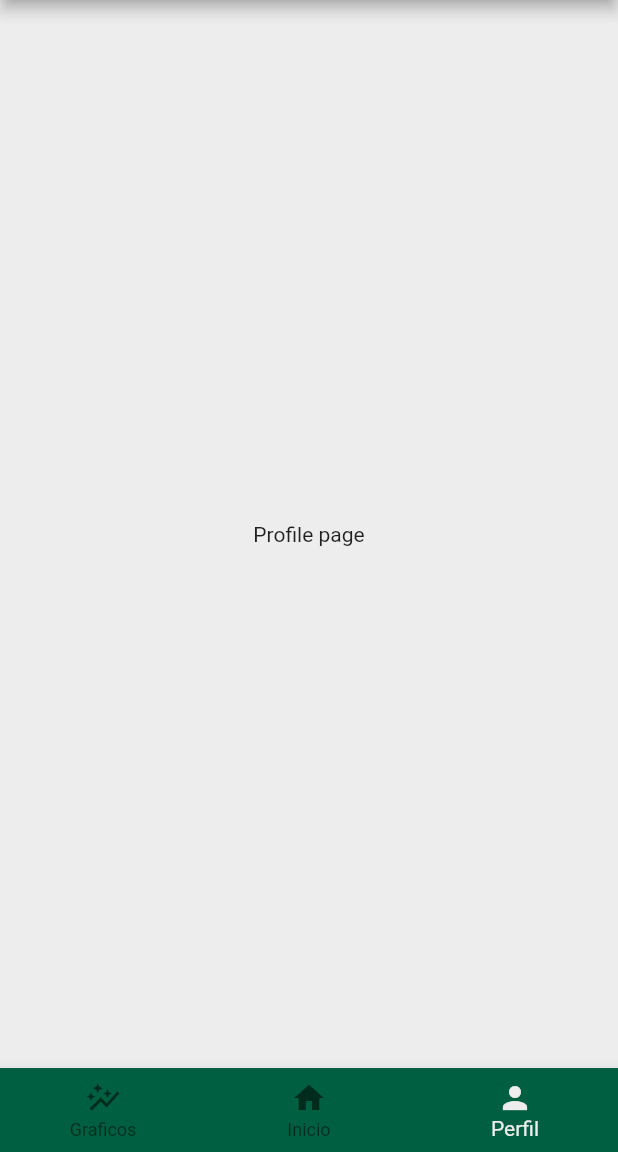
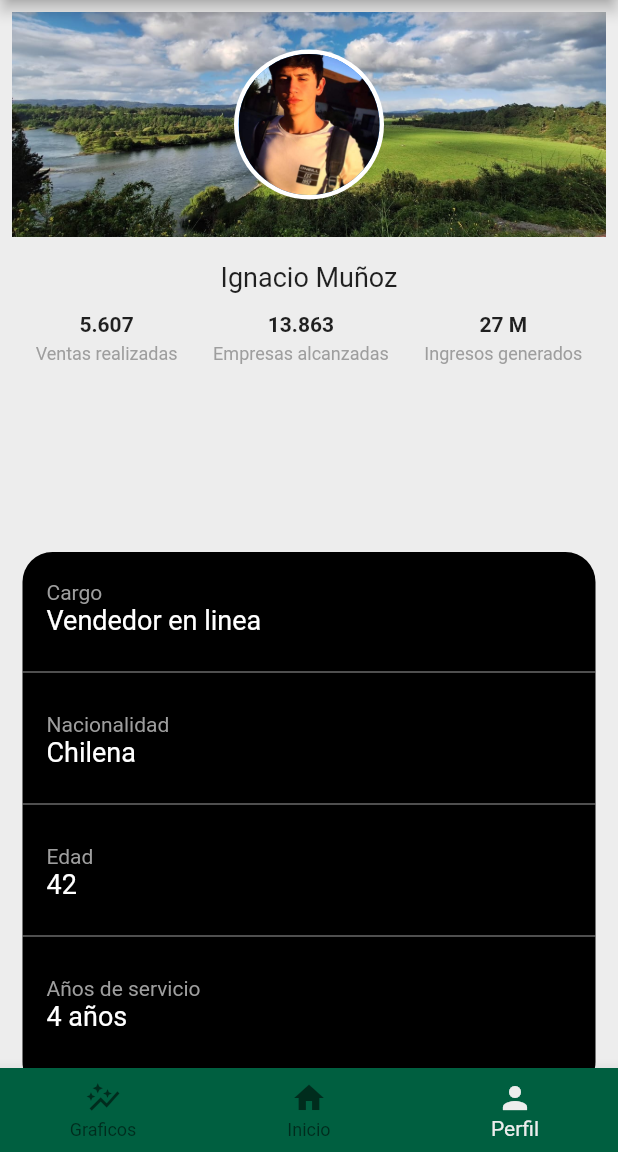
Before and after one commit to ignacio121/SalesGraphPro, a Flutter app: the screen it shows after launch, item 3 of the bottom bar chosen, on a phone screen of 412 x 824 dp, the part 84-1236 px from its top. Run offline on Flutter 3.47's test engine with Material 2 defaults, Android fonts, the phone set to English and light mode, and no system bars; our stand-ins replace syncfusion_flutter_charts.

Commit message:
Agregado de la pagina perfil

```diff
--- a/salesgraphpro/lib/main.dart
+++ b/salesgraphpro/lib/main.dart
@@ -11,7 +11,7 @@ class Aplication extends StatelessWidget{
       debugShowCheckedModeBanner: false,
       home: FirstPage(),
       theme: ThemeData(
-        primaryColor: Color(0xFF2FF008E)
+        primaryColor: Color.fromARGB(241, 0, 4, 255)
 
       ),
     );
--- a/salesgraphpro/lib/pages/graphs.dart
+++ b/salesgraphpro/lib/pages/graphs.dart
@@ -1,5 +1,3 @@
-import 'dart:ffi';
-
 import 'package:flutter/material.dart';
 import 'package:syncfusion_flutter_charts/charts.dart';
 
@@ -51,7 +49,7 @@ class _GraphPageState extends State<GraphPage> {
       GDPData('America', 1600,Color(0xff005F58)),
       GDPData('Europa', 2800,Color(0xff004F5F)),
       GDPData('Africa', 500,Color(0xff00375F)),
-      GDPData('Oseania', 1200,Color(0xff001F5F)),
+      GDPData('Oceanía', 1200,Color(0xff001F5F)),
       GDPData('Asia', 2000,Color(0xff00075F)),
     ];
     return chartData;
--- a/salesgraphpro/lib/pages/profile.dart
+++ b/salesgraphpro/lib/pages/profile.dart
@@ -6,8 +6,109 @@ class ProfilePage extends StatelessWidget {
   @override
   Widget build(BuildContext context) {
     return Scaffold(
-      body: Center(
-        child: Text('Profile page'),
+      body: SingleChildScrollView(
+        child: Column(
+          children: [
+            Padding(
+              padding: const EdgeInsets.all(8.0),
+              child: Stack(
+                alignment: Alignment.center,
+                children: [
+                  Container(
+                    child: Center(child: Image.asset("assets/fondoperfil.jpeg")),
+                    decoration: BoxDecoration(color: Colors.black, borderRadius: BorderRadius.circular(20)),
+                    height: 150,
+                    width: MediaQuery.of(context).size.width,
+                  ),
+
+                  Container(
+                    child: CircleAvatar(
+                      backgroundColor: Colors.white,
+                      radius: 50,
+                      child: CircleAvatar(
+                        radius: 47,
+                        backgroundImage: AssetImage("assets/perfilphoto.jpeg"),
+                      ),
+                    ),
+                  ),
+                ],
+              ),
+            ),
+
+            Padding(
+              padding: const EdgeInsets.all(8.0),
+              child: Text(
+                "Ignacio Muñoz",
+                style: TextStyle(fontWeight: FontWeight.w400, fontSize: 18)
+              ),
+            ),
+
+            Container(height: 150, width: MediaQuery.of(context).size.width,
+            child: Row(
+              mainAxisAlignment: MainAxisAlignment.spaceEvenly,
+              children: [
+                Column(
+                  children: [
+                    Padding(
+                      padding: const EdgeInsets.all(5.0),
+                      child: Text("5.607", style: TextStyle(fontWeight: FontWeight.bold,fontSize: 14)),
+                    ),
+                    Text("Ventas realizadas", style: TextStyle(fontWeight: FontWeight.normal,fontSize: 12, color: Colors.grey)),
+                  ],
+                ),
+                Column(
+                  children: [
+                    Padding(
+                      padding: const EdgeInsets.all(5.0),
+                      child: Text("13.863", style: TextStyle(fontWeight: FontWeight.bold,fontSize: 14)),
+                    ),
+                    Text("Empresas alcanzadas", style: TextStyle(fontWeight: FontWeight.normal,fontSize: 12, color: Colors.grey)),
+                  ],
+                ),
+                Column(
+                  children: [
+                    Padding(
+                      padding: const EdgeInsets.all(5.0),
+                      child: Text("27 M", style: TextStyle(fontWeight: FontWeight.bold,fontSize: 14)),
+                    ),
+                    Text("Ingresos generados", style: TextStyle(fontWeight: FontWeight.normal,fontSize: 12, color: Colors.grey)),
+                  ],
+                ),
+              ],
+            ),
+            ),
+
+            Padding(
+              padding: const EdgeInsets.all(15.0),
+              child: Container(
+                height: 360,
+                width: MediaQuery.of(context).size.width,
+                decoration: BoxDecoration(color: Colors.black, borderRadius: BorderRadius.circular(20)),
+                child: Column(children: [
+                  ListTile(
+                    title: Text("Cargo", style: TextStyle(color: Colors.grey,fontSize: 14),),
+                    subtitle: Text("Vendedor en linea", style: TextStyle(color: Colors.white,fontSize: 18),)
+                  ),
+                  Divider(color: Colors.grey),
+                  ListTile(
+                    title: Text("Nacionalidad", style: TextStyle(color: Colors.grey,fontSize: 14),),
+                    subtitle: Text("Chilena", style: TextStyle(color: Colors.white,fontSize: 18),)
+                  ),
+                  Divider(color: Colors.grey),
+                  ListTile(
+                    title: Text("Edad", style: TextStyle(color: Colors.grey,fontSize: 14),),
+                    subtitle: Text("42", style: TextStyle(color: Colors.white,fontSize: 18),)
+                  ),
+                  Divider(color: Colors.grey),
+                  ListTile(
+                    title: Text("Años de servicio", style: TextStyle(color: Colors.grey,fontSize: 14),),
+                    subtitle: Text("4 años", style: TextStyle(color: Colors.white,fontSize: 18),)
+                  ),
+                ]),
+              ),
+            ),
+          ],
+        ),
       ),
       backgroundColor: Color(0xffEDEDED),
     );
--- a/salesgraphpro/pubspec.yaml
+++ b/salesgraphpro/pubspec.yaml
@@ -60,7 +60,8 @@ flutter:
   uses-material-design: true
 
   # To add assets to your application, add an assets section, like this:
-  # assets:
+  assets:
+    - assets/
   #   - images/a_dot_burr.jpeg
   #   - images/a_dot_ham.jpeg
 
```
Also changed, not shown: salesgraphpro/assets/fondoperfil.jpeg (added), salesgraphpro/assets/images/Diseño sin título.png (added), salesgraphpro/assets/perfilphoto.jpeg (added).
